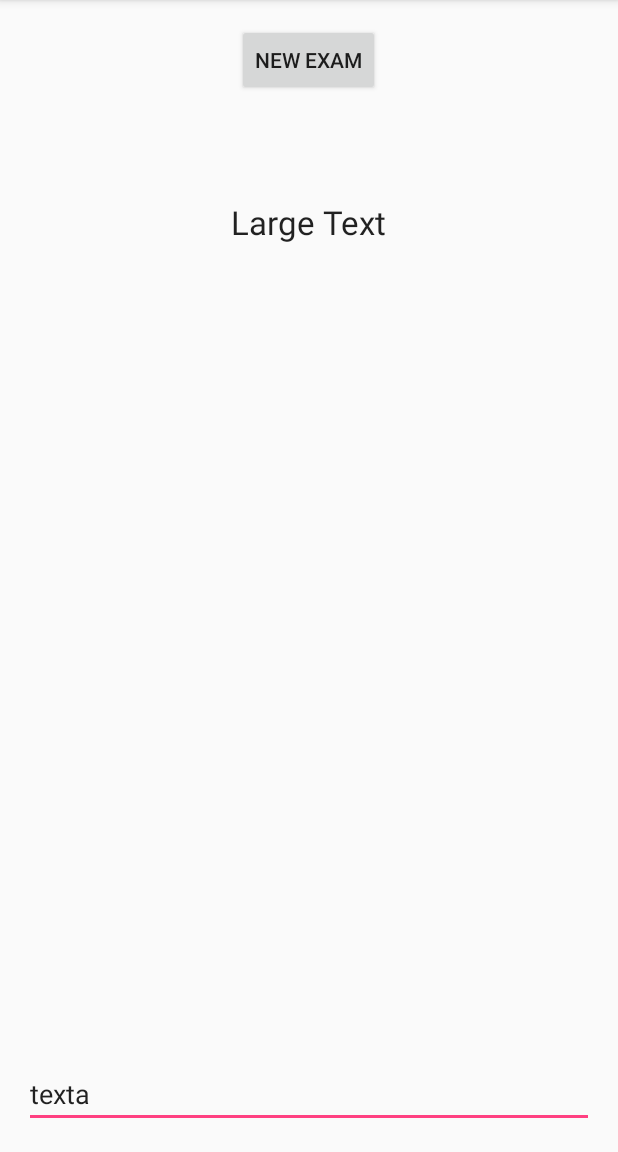
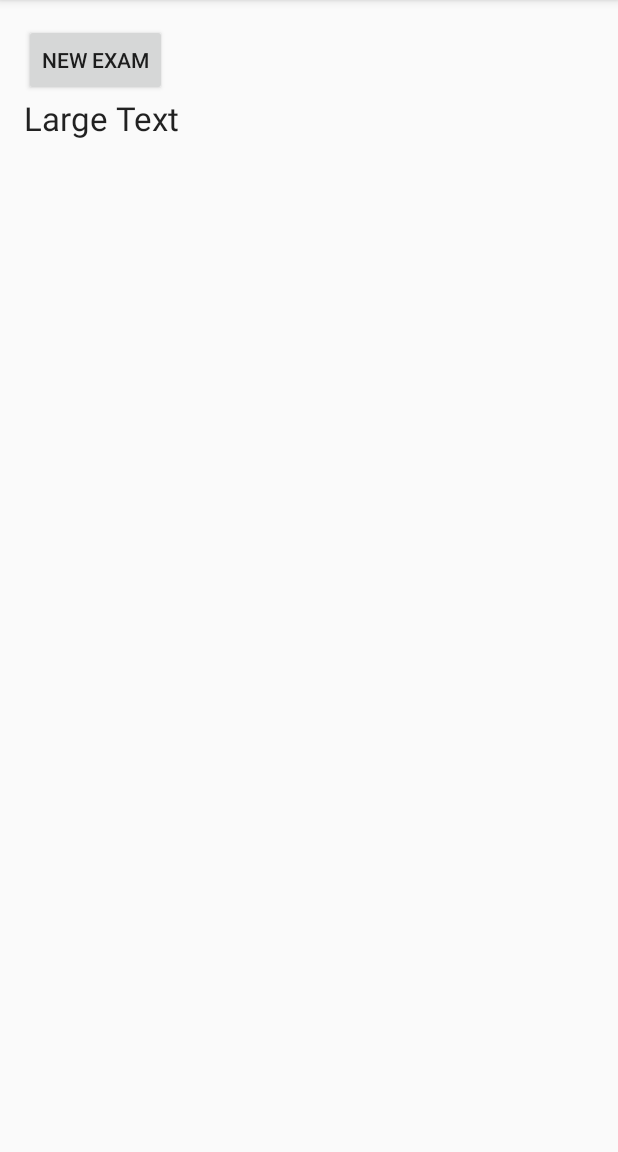
Before and after one commit to otvertka/EmulatorExam, an Android app: the screen it shows after launch (MainActivity), on a phone screen of 412 x 824 dp, the part 84-1236 px from its top. Run offline under Robolectric (Android 15) with nearby library versions, the phone set to English and light mode, and no system bars.

```diff
--- a/app/src/main/res/layout/activity_main.xml
+++ b/app/src/main/res/layout/activity_main.xml
@@ -14,19 +14,7 @@
         android:layout_height="wrap_content"
         android:text="new Exam"
         android:id="@+id/buttonNew"
-        android:layout_alignParentTop="true"
-        android:layout_centerHorizontal="true" />
-
-    <EditText
-        android:layout_width="wrap_content"
-        android:layout_height="wrap_content"
-        android:id="@+id/editText"
-        android:layout_alignParentLeft="true"
-        android:layout_alignParentStart="true"
-        android:layout_alignParentBottom="true"
-        android:text="texta"
-        android:layout_alignParentRight="true"
-        android:layout_alignParentEnd="true" />
+        android:layout_alignParentTop="true" />
 
     <TextView
         android:layout_width="wrap_content"
@@ -34,8 +22,9 @@
         android:textAppearance="?android:attr/textAppearanceLarge"
         android:text="Large Text"
         android:id="@+id/textView"
-        android:layout_marginTop="69dp"
         android:layout_below="@+id/buttonNew"
-        android:layout_centerHorizontal="true" />
+        android:layout_alignParentLeft="true"
+        android:layout_alignParentStart="true"
+        android:isScrollContainer="true"/>
 
 </RelativeLayout>
```
Also changed, not shown: app/src/main/java/com/example/emulatorexam/MainActivity.java (+19 -10 lines).
